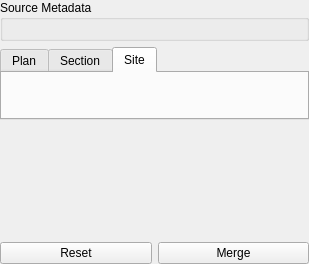
lparchaeology/ArkPlan, file src/drawing_widget_base.ui: the form before one commit.
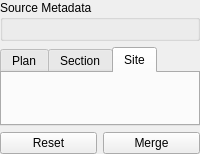
The form after the commit. The open tabs and pages were chosen to show the change. Custom widgets are drawn as their Qt base class.

Commit message: WIP Finished rearranging drawing dock, need to make it work!

```diff
--- a/src/drawing_widget_base.ui
+++ b/src/drawing_widget_base.ui
@@ -2,22 +2,17 @@
 <ui version="4.0">
  <class>DrawingWidget</class>
  <widget class="QWidget" name="DrawingWidget">
-  <property name="geometry">
-   <rect>
-    <x>0</x>
-    <y>0</y>
-    <width>309</width>
-    <height>264</height>
-   </rect>
-  </property>
   <property name="windowTitle">
    <string>DrawingWidget</string>
   </property>
-  <layout class="QGridLayout" name="gridLayout_4">
+  <layout class="QVBoxLayout" name="verticalLayout">
+   <property name="sizeConstraint">
+    <enum>QLayout::SetMinAndMaxSize</enum>
+   </property>
    <property name="margin">
     <number>0</number>
    </property>
-   <item row="0" column="0">
+   <item>
     <widget class="QScrollArea" name="drawingScrollArea">
      <property name="frameShape">
       <enum>QFrame::NoFrame</enum>
@@ -26,15 +21,10 @@
       <bool>true</bool>
      </property>
      <widget class="QWidget" name="drawingScrollAreaContents">
-      <property name="geometry">
-       <rect>
-        <x>0</x>
-        <y>0</y>
-        <width>309</width>
-        <height>166</height>
-       </rect>
-      </property>
       <layout class="QVBoxLayout" name="verticalLayout_2">
+       <property name="sizeConstraint">
+        <enum>QLayout::SetMinAndMaxSize</enum>
+       </property>
        <property name="margin">
         <number>0</number>
        </property>
@@ -43,8 +33,8 @@
          <property name="title">
           <string>Source Metadata</string>
          </property>
-         <layout class="QGridLayout" name="gridLayout_5">
-          <item row="0" column="0">
+         <layout class="QVBoxLayout" name="verticalLayout_3">
+          <item>
            <widget class="SourceWidget" name="sourceWidget" native="true"/>
           </item>
          </layout>
@@ -52,12 +42,6 @@
        </item>
        <item>
         <widget class="QTabWidget" name="tabWidget">
-         <property name="sizePolicy">
-          <sizepolicy hsizetype="Expanding" vsizetype="MinimumExpanding">
-           <horstretch>0</horstretch>
-           <verstretch>0</verstretch>
-          </sizepolicy>
-         </property>
          <property name="currentIndex">
           <number>0</number>
          </property>
@@ -65,11 +49,23 @@
           <attribute name="title">
            <string>Plan</string>
           </attribute>
-          <layout class="QGridLayout" name="gridLayout">
-           <item row="0" column="0">
+          <layout class="QVBoxLayout" name="verticalLayout_4">
+           <property name="sizeConstraint">
+            <enum>QLayout::SetMinAndMaxSize</enum>
+           </property>
+           <property name="leftMargin">
+            <number>12</number>
+           </property>
+           <property name="rightMargin">
+            <number>12</number>
+           </property>
+           <property name="bottomMargin">
+            <number>12</number>
+           </property>
+           <item>
             <widget class="FeatureWidget" name="planFeatureWidget" native="true"/>
            </item>
-           <item row="1" column="0">
+           <item>
             <spacer name="verticalSpacer_2">
              <property name="orientation">
               <enum>Qt::Vertical</enum>
@@ -88,11 +84,17 @@
           <attribute name="title">
            <string>Section</string>
           </attribute>
-          <layout class="QGridLayout" name="gridLayout_2">
-           <item row="0" column="0">
+          <layout class="QVBoxLayout" name="verticalLayout_6">
+           <property name="sizeConstraint">
+            <enum>QLayout::SetMinAndMaxSize</enum>
+           </property>
+           <property name="margin">
+            <number>12</number>
+           </property>
+           <item>
             <widget class="FeatureWidget" name="sectionFeatureWidget" native="true"/>
            </item>
-           <item row="1" column="0">
+           <item>
             <spacer name="verticalSpacer_3">
              <property name="orientation">
               <enum>Qt::Vertical</enum>
@@ -111,11 +113,26 @@
           <attribute name="title">
            <string>Site</string>
           </attribute>
-          <layout class="QGridLayout" name="gridLayout_3">
-           <item row="0" column="0">
+          <layout class="QVBoxLayout" name="verticalLayout_5">
+           <property name="sizeConstraint">
+            <enum>QLayout::SetMinAndMaxSize</enum>
+           </property>
+           <property name="leftMargin">
+            <number>12</number>
+           </property>
+           <property name="topMargin">
+            <number>12</number>
+           </property>
+           <property name="rightMargin">
+            <number>12</number>
+           </property>
+           <property name="bottomMargin">
+            <number>0</number>
+           </property>
+           <item>
             <widget class="FeatureWidget" name="siteFeatureWidget" native="true"/>
            </item>
-           <item row="1" column="0">
+           <item>
             <spacer name="verticalSpacer_4">
              <property name="orientation">
               <enum>Qt::Vertical</enum>
@@ -136,7 +153,7 @@
      </widget>
     </widget>
    </item>
-   <item row="2" column="0">
+   <item>
     <layout class="QHBoxLayout" name="horizontalLayout">
      <item>
       <widget class="QPushButton" name="resetButton">
@@ -160,19 +177,6 @@
      </item>
     </layout>
    </item>
-   <item row="1" column="0">
-    <spacer name="verticalSpacer">
-     <property name="orientation">
-      <enum>Qt::Vertical</enum>
-     </property>
-     <property name="sizeHint" stdset="0">
-      <size>
-       <width>20</width>
-       <height>40</height>
-      </size>
-     </property>
-    </spacer>
-   </item>
   </layout>
  </widget>
  <customwidgets>
```
The commit also changes 17 other files.
